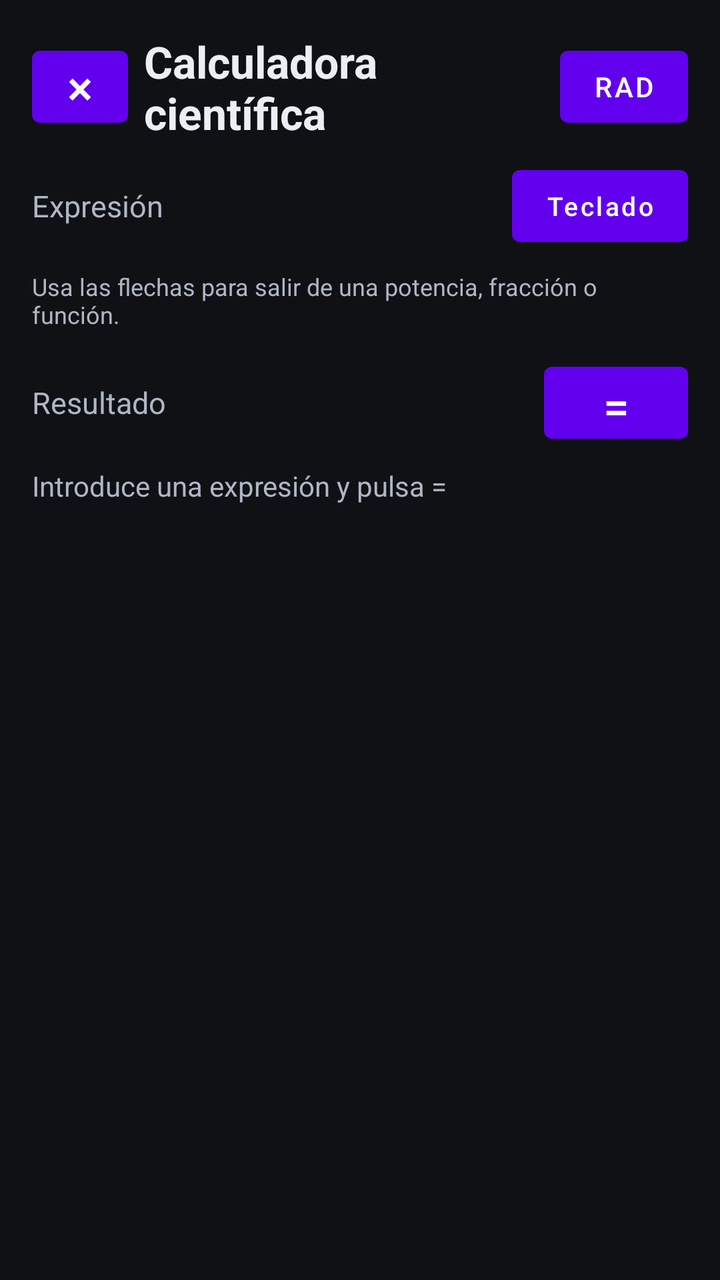
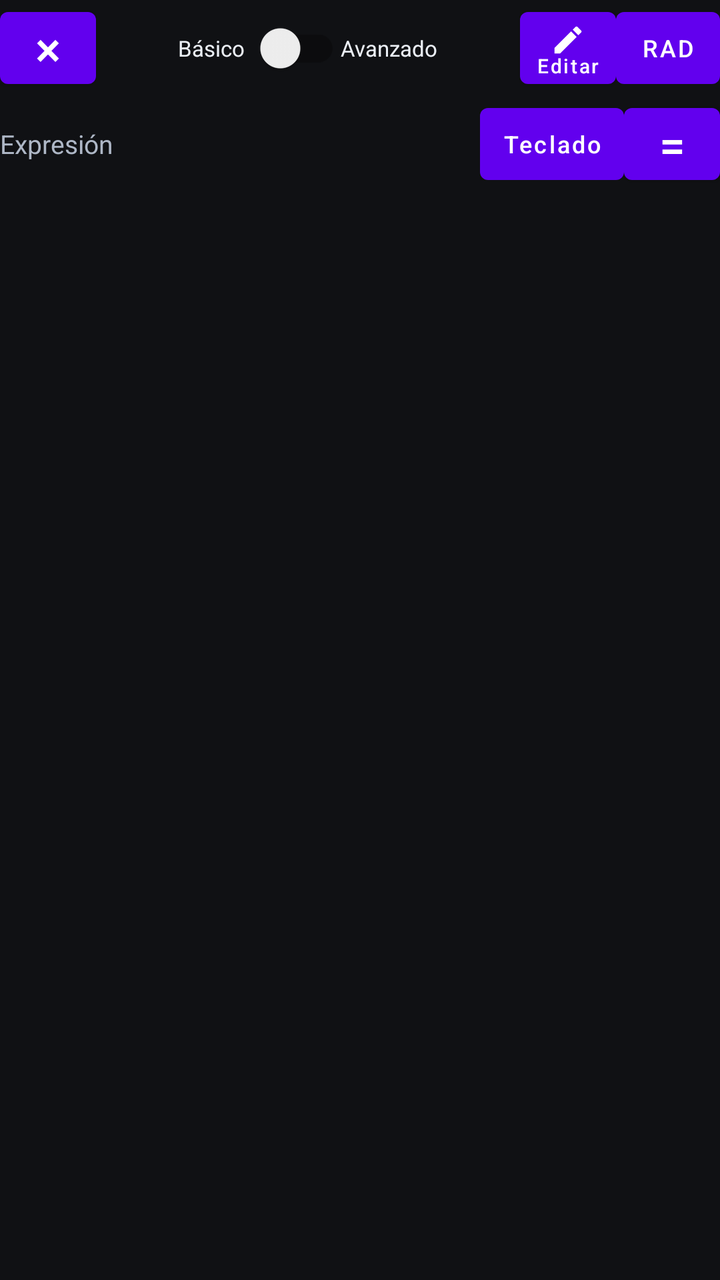

Two renders of the same Android screen: before a commit and after it. Below are the layout's source before the change and the commit's diff.
<!-- AndroidManifest.xml: activity theme Theme.LearnGraphicsProgramming.Calculator -->
<!-- res/layout/activity_calculator.xml -->
<?xml version="1.0" encoding="utf-8"?>
<FrameLayout xmlns:android="http://schemas.android.com/apk/res/android"
    android:layout_width="match_parent"
    android:layout_height="match_parent">

    <ScrollView
        android:id="@+id/calculator_scroll"
        android:layout_width="match_parent"
        android:layout_height="match_parent"
        android:background="#101114"
        android:clipToPadding="false"
        android:fillViewport="true">

        <LinearLayout
            android:layout_width="match_parent"
            android:layout_height="wrap_content"
            android:orientation="vertical"
            android:padding="16dp">

            <LinearLayout
                android:layout_width="match_parent"
                android:layout_height="wrap_content"
                android:gravity="center_vertical"
                android:orientation="horizontal">

                <Button
                    android:id="@+id/calculator_back"
                    android:layout_width="48dp"
                    android:layout_height="48dp"
                    android:contentDescription="@string/calculator_back"
                    android:minWidth="0dp"
                    android:padding="0dp"
                    android:text="×"
                    android:textSize="24sp" />

                <TextView
                    android:layout_width="0dp"
                    android:layout_height="wrap_content"
                    android:layout_weight="1"
                    android:paddingStart="8dp"
                    android:paddingEnd="8dp"
                    android:text="@string/calculator_title"
                    android:textColor="#EBEFF5"
                    android:textSize="22sp"
                    android:textStyle="bold" />

                <Button
                    android:id="@+id/calculator_angle_mode"
                    android:layout_width="64dp"
                    android:layout_height="48dp"
                    android:minWidth="0dp"
                    android:padding="0dp"
                    android:text="@string/calculator_rad"
                    android:textAllCaps="false" />
            </LinearLayout>

            <LinearLayout
                android:id="@+id/calculator_panels"
                android:layout_width="match_parent"
                android:layout_height="wrap_content"
                android:layout_marginTop="8dp"
                android:orientation="vertical">

                <LinearLayout
                    android:id="@+id/calculator_expression_panel"
                    android:layout_width="match_parent"
                    android:layout_height="wrap_content"
                    android:orientation="vertical">

                    <LinearLayout
                        android:layout_width="match_parent"
                        android:layout_height="wrap_content"
                        android:gravity="center_vertical"
                        android:orientation="horizontal">

                        <TextView
                            android:layout_width="0dp"
                            android:layout_height="wrap_content"
                            android:layout_weight="1"
                            android:text="@string/calculator_input_label"
                            android:textColor="#AEB7C6"
                            android:textSize="15sp" />

                        <Button
                            android:id="@+id/calculator_native_keyboard"
                            android:layout_width="wrap_content"
                            android:layout_height="48dp"
                            android:text="@string/calculator_native_keyboard"
                            android:textAllCaps="false"
                            android:textSize="13sp" />
                    </LinearLayout>

                    <HorizontalScrollView
                        android:id="@+id/calculator_input_host"
                        android:layout_width="match_parent"
                        android:layout_height="wrap_content"
                        android:fillViewport="true" />

                    <LinearLayout
                        android:id="@+id/calculator_ime_navigation"
                        android:layout_width="match_parent"
                        android:layout_height="wrap_content"
                        android:orientation="horizontal"
                        android:visibility="gone">

                        <Button
                            android:id="@+id/calculator_ime_left"
                            android:layout_width="0dp"
                            android:layout_height="48dp"
                            android:layout_weight="1"
                            android:text="←" />

                        <Button
                            android:id="@+id/calculator_ime_right"
                            android:layout_width="0dp"
                            android:layout_height="48dp"
                            android:layout_weight="1"
                            android:text="→" />
                    </LinearLayout>

                    <TextView
                        android:layout_width="match_parent"
                        android:layout_height="wrap_content"
                        android:layout_marginTop="8dp"
                        android:text="@string/calculator_navigation_hint"
                        android:textColor="#AEB7C6"
                        android:textSize="12sp" />

                    <LinearLayout
                        android:layout_width="match_parent"
                        android:layout_height="wrap_content"
                        android:layout_marginTop="12dp"
                        android:gravity="center_vertical"
                        android:orientation="horizontal">

                        <TextView
                            android:layout_width="0dp"
                            android:layout_height="wrap_content"
                            android:layout_weight="1"
                            android:text="@string/calculator_result_label"
                            android:textColor="#AEB7C6"
                            android:textSize="15sp" />

                        <Button
                            android:id="@+id/calculator_evaluate"
                            android:layout_width="72dp"
                            android:layout_height="48dp"
                            android:contentDescription="@string/calculator_evaluate"
                            android:minWidth="0dp"
                            android:text="="
                            android:textSize="23sp" />

                        <Button
                            android:id="@+id/calculator_paste_result"
                            android:layout_width="88dp"
                            android:layout_height="48dp"
                            android:layout_marginStart="6dp"
                            android:contentDescription="@string/calculator_paste_result"
                            android:minWidth="0dp"
                            android:text="@string/calculator_paste_result"
                            android:textAllCaps="false"
                            android:visibility="gone" />
                    </LinearLayout>

                    <HorizontalScrollView
                        android:id="@+id/calculator_result_host"
                        android:layout_width="match_parent"
                        android:layout_height="wrap_content"
                        android:fillViewport="true"
                        android:visibility="gone" />

                    <TextView
                        android:id="@+id/calculator_error"
                        android:layout_width="match_parent"
                        android:layout_height="wrap_content"
                        android:layout_marginTop="8dp"
                        android:accessibilityLiveRegion="polite"
                        android:minHeight="32dp"
                        android:text="@string/calculator_empty_result"
                        android:textColor="#AEB7C6"
                        android:textSize="14sp" />
                </LinearLayout>

                <LinearLayout
                    android:id="@+id/calculator_keypad"
                    android:layout_width="match_parent"
                    android:layout_height="wrap_content"
                    android:layout_marginTop="12dp"
                    android:orientation="vertical" />
            </LinearLayout>
        </LinearLayout>
    </ScrollView>
</FrameLayout>
<!-- resources referenced by this layout -->
<resources>
  <string name="calculator_back">Cerrar calculadora</string>
  <string name="calculator_empty_result">Introduce una expresión y pulsa =</string>
  <string name="calculator_evaluate">Calcular</string>
  <string name="calculator_input_label">Expresión</string>
  <string name="calculator_native_keyboard">Teclado</string>
  <string name="calculator_navigation_hint">Usa las flechas para salir de una potencia, fracción o función.</string>
  <string name="calculator_paste_result">Pegar</string>
  <string name="calculator_rad">RAD</string>
  <string name="calculator_result_label">Resultado</string>
  <string name="calculator_title">Calculadora científica</string>
  <style name="Theme.LearnGraphicsProgramming.Calculator" parent="Theme.MaterialComponents.DayNight.Dialog">
          <item name="windowNoTitle">true</item>
          <item name="android:windowIsFloating">false</item>
          <item name="android:windowIsTranslucent">true</item>
          <item name="android:windowCloseOnTouchOutside">true</item>
          <item name="android:windowBackground">@android:color/transparent</item>
          <item name="android:backgroundDimEnabled">true</item>
          <item name="android:windowSoftInputMode">adjustResize</item>
      </style>
</resources>

<!-- the commit's change to res/layout/activity_calculator.xml (unified diff, before → after) -->
@@ -1,193 +1,243 @@
 <?xml version="1.0" encoding="utf-8"?>
 <FrameLayout xmlns:android="http://schemas.android.com/apk/res/android"
+    xmlns:app="http://schemas.android.com/apk/res-auto"
     android:layout_width="match_parent"
     android:layout_height="match_parent">
 
-    <ScrollView
+    <LinearLayout
         android:id="@+id/calculator_scroll"
         android:layout_width="match_parent"
         android:layout_height="match_parent"
         android:background="#101114"
-        android:clipToPadding="false"
-        android:fillViewport="true">
+        android:orientation="vertical">
 
         <LinearLayout
+            android:id="@+id/calculator_header"
             android:layout_width="match_parent"
-            android:layout_height="wrap_content"
-            android:orientation="vertical"
-            android:padding="16dp">
+            android:layout_height="48dp"
+            android:gravity="center_vertical"
+            android:orientation="horizontal">
+
+            <Button
+                android:id="@+id/calculator_back"
+                android:layout_width="48dp"
+                android:layout_height="48dp"
+                android:contentDescription="@string/calculator_back"
+                android:minWidth="0dp"
+                android:padding="0dp"
+                android:text="×"
+                android:textSize="24sp" />
 
             <LinearLayout
+                android:layout_width="0dp"
+                android:layout_height="match_parent"
+                android:layout_weight="1"
+                android:gravity="center"
+                android:orientation="horizontal">
+                <TextView
+                    android:layout_width="wrap_content"
+                    android:layout_height="wrap_content"
+                    android:labelFor="@+id/calculator_advanced_mode"
+                    android:text="@string/calculator_basic_mode"
+                    android:textColor="#EBEFF5"
+                    android:textSize="11sp" />
+                <androidx.appcompat.widget.SwitchCompat
+                    android:id="@id/calculator_advanced_mode"
+                    android:layout_width="48dp"
+                    android:layout_height="48dp"
+                    android:contentDescription="@string/calculator_basic_mode_description"
+                    app:switchMinWidth="40dp" />
+                <TextView
+                    android:layout_width="wrap_content"
+                    android:layout_height="wrap_content"
+                    android:text="@string/calculator_advanced_mode"
+                    android:textColor="#EBEFF5"
+                    android:textSize="11sp" />
+            </LinearLayout>
+
+            <com.google.android.material.button.MaterialButton
+                android:id="@+id/calculator_edit_keys"
+                android:layout_width="48dp"
+                android:layout_height="48dp"
+                android:contentDescription="@string/calculator_edit_keys_description"
+                android:minWidth="0dp"
+                android:padding="0dp"
+                android:text="@string/calculator_edit_keys"
+                android:textAllCaps="false"
+                android:textSize="10sp"
+                app:icon="@drawable/ic_calculator_edit"
+                app:iconGravity="textTop"
+                app:iconPadding="0dp"
+                app:iconSize="18dp" />
+
+            <Button
+                android:id="@+id/calculator_angle_mode"
+                android:layout_width="52dp"
+                android:layout_height="48dp"
+                android:minWidth="0dp"
+                android:padding="0dp"
+                android:text="@string/calculator_rad"
+                android:textAllCaps="false"
+                android:textSize="12sp" />
+        </LinearLayout>
+
+        <LinearLayout
+            android:id="@+id/calculator_panels"
+            android:layout_width="match_parent"
+            android:layout_height="0dp"
+            android:layout_weight="1"
+            android:orientation="vertical">
+
+            <LinearLayout
+                android:id="@+id/calculator_expression_panel"
                 android:layout_width="match_parent"
                 android:layout_height="wrap_content"
-                android:gravity="center_vertical"
-                android:orientation="horizontal">
-
-                <Button
-                    android:id="@+id/calculator_back"
-                    android:layout_width="48dp"
+                android:orientation="vertical">
+
+                <LinearLayout
+                    android:layout_width="match_parent"
                     android:layout_height="48dp"
-                    android:contentDescription="@string/calculator_back"
-                    android:minWidth="0dp"
-                    android:padding="0dp"
-                    android:text="×"
-                    android:textSize="24sp" />
-
-                <TextView
-                    android:layout_width="0dp"
-                    android:layout_height="wrap_content"
-                    android:layout_weight="1"
-                    android:paddingStart="8dp"
-                    android:paddingEnd="8dp"
-                    android:text="@string/calculator_title"
-                    android:textColor="#EBEFF5"
-                    android:textSize="22sp"
-                    android:textStyle="bold" />
-
-                <Button
-                    android:id="@+id/calculator_angle_mode"
-                    android:layout_width="64dp"
-                    android:layout_height="48dp"
-                    android:minWidth="0dp"
-                    android:padding="0dp"
-                    android:text="@string/calculator_rad"
-                    android:textAllCaps="false" />
-            </LinearLayout>
-
-            <LinearLayout
-                android:id="@+id/calculator_panels"
-                android:layout_width="match_parent"
-                android:layout_height="wrap_content"
-                android:layout_marginTop="8dp"
-                android:orientation="vertical">
-
-                <LinearLayout
-                    android:id="@+id/calculator_expression_panel"
-                    android:layout_width="match_parent"
-                    android:layout_height="wrap_content"
-                    android:orientation="vertical">
-
-                    <LinearLayout
-                        android:layout_width="match_parent"
-                        android:layout_height="wrap_content"
-                        android:gravity="center_vertical"
-                        android:orientation="horizontal">
-
-                        <TextView
-                            android:layout_width="0dp"
-                            android:layout_height="wrap_content"
-                            android:layout_weight="1"
-                            android:text="@string/calculator_input_label"
-                            android:textColor="#AEB7C6"
-                            android:textSize="15sp" />
-
-                        <Button
-                            android:id="@+id/calculator_native_keyboard"
-                            android:layout_width="wrap_content"
-                            android:layout_height="48dp"
-                            android:text="@string/calculator_native_keyboard"
-                            android:textAllCaps="false"
-                            android:textSize="13sp" />
-                    </LinearLayout>
-
-                    <HorizontalScrollView
-                        android:id="@+id/calculator_input_host"
-                        android:layout_width="match_parent"
-                        android:layout_height="wrap_content"
-                        android:fillViewport="true" />
-
-                    <LinearLayout
-                        android:id="@+id/calculator_ime_navigation"
-                        android:layout_width="match_parent"
-                        android:layout_height="wrap_content"
-                        android:orientation="horizontal"
-                        android:visibility="gone">
-
-                        <Button
-                            android:id="@+id/calculator_ime_left"
-                            android:layout_width="0dp"
-                            android:layout_height="48dp"
-                            android:layout_weight="1"
-                            android:text="←" />
-
-                        <Button
-                            android:id="@+id/calculator_ime_right"
-                            android:layout_width="0dp"
-                            android:layout_height="48dp"
-                            android:layout_weight="1"
-                            android:text="→" />
-                    </LinearLayout>
-
+                    android:gravity="center_vertical"
+                    android:orientation="horizontal">
                     <TextView
-                        android:layout_width="match_parent"
-                        android:layout_height="wrap_content"
-                        android:layout_marginTop="8dp"
-                        android:text="@string/calculator_navigation_hint"
+                        android:layout_width="0dp"
+                        android:layout_height="wrap_content"
+                        android:layout_weight="1"
+                        android:text="@string/calculator_input_label"
                         android:textColor="#AEB7C6"
+                        android:textSize="13sp" />
+                    <Button
+                        android:id="@+id/calculator_native_keyboard"
+                        android:layout_width="72dp"
+                        android:layout_height="48dp"
+                        android:minWidth="0dp"
+                        android:padding="0dp"
+                        android:text="@string/calculator_native_keyboard"
+                        android:textAllCaps="false"
                         android:textSize="12sp" />
-
-                    <LinearLayout
-                        android:layout_width="match_parent"
-                        android:layout_height="wrap_content"
-                        android:layout_marginTop="12dp"
-                        android:gravity="center_vertical"
-                        android:orientation="horizontal">
-
-                        <TextView
-                            android:layout_width="0dp"
-                            android:layout_height="wrap_content"
-                            android:layout_weight="1"
-                            android:text="@string/calculator_result_label"
-                            android:textColor="#AEB7C6"
-                            android:textSize="15sp" />
-
-                        <Button
-                            android:id="@+id/calculator_evaluate"
-                            android:layout_width="72dp"
-                            android:layout_height="48dp"
-                            android:contentDescription="@string/calculator_evaluate"
-                            android:minWidth="0dp"
-                            android:text="="
-                            android:textSize="23sp" />
-
-                        <Button
-                            android:id="@+id/calculator_paste_result"
-                            android:layout_width="88dp"
-                            android:layout_height="48dp"
-                            android:layout_marginStart="6dp"
-                            android:contentDescription="@string/calculator_paste_result"
-                            android:minWidth="0dp"
-                            android:text="@string/calculator_paste_result"
-                            android:textAllCaps="false"
-                            android:visibility="gone" />
-                    </LinearLayout>
-
+                    <Button
+                        android:id="@+id/calculator_evaluate"
+                        android:layout_width="48dp"
+                        android:layout_height="48dp"
+                        android:contentDescription="@string/calculator_evaluate"
+                        android:minWidth="0dp"
+                        android:padding="0dp"
+                        android:text="="
+                        android:textSize="23sp" />
+                    <Button
+                        android:id="@+id/calculator_paste_result"
+                        android:layout_width="72dp"
+                        android:layout_height="48dp"
+                        android:contentDescription="@string/calculator_paste_result"
+                        android:minWidth="0dp"
+                        android:padding="0dp"
+                        android:text="@string/calculator_paste_result"
+                        android:textAllCaps="false"
+                        android:textSize="12sp"
+                        android:visibility="gone" />
+                </LinearLayout>
+
+                <HorizontalScrollView
+                    android:id="@+id/calculator_input_host"
+                    android:layout_width="match_parent"
+                    android:layout_height="wrap_content"
+                    android:fillViewport="true" />
+
+                <LinearLayout
+                    android:id="@+id/calculator_ime_navigation"
+                    android:layout_width="match_parent"
+                    android:layout_height="40dp"
+                    android:orientation="horizontal"
+                    android:visibility="gone">
+                    <Button
+                        android:id="@+id/calculator_ime_left"
+                        android:layout_width="0dp"
+                        android:layout_height="40dp"
+                        android:layout_weight="1"
+                        android:text="←" />
+                    <Button
+                        android:id="@+id/calculator_ime_right"
+                        android:layout_width="0dp"
+                        android:layout_height="40dp"
+                        android:layout_weight="1"
+                        android:text="→" />
+                </LinearLayout>
+
+                <LinearLayout
+                    android:id="@+id/calculator_result_row"
+                    android:layout_width="match_parent"
+                    android:layout_height="wrap_content"
+                    android:gravity="center_vertical"
+                    android:orientation="horizontal"
+                    android:visibility="gone">
+                    <TextView
+                        android:layout_width="wrap_content"
+                        android:layout_height="wrap_content"
+                        android:text="@string/calculator_result_label"
+                        android:textColor="#AEB7C6"
+                        android:textSize="13sp" />
                     <HorizontalScrollView
                         android:id="@+id/calculator_result_host"
-                        android:layout_width="match_parent"
-                        android:layout_height="wrap_content"
+                        android:layout_width="0dp"
+                        android:layout_height="wrap_content"
+                        android:layout_weight="1"
                         android:fillViewport="true"
                         android:visibility="gone" />
-
-                    <TextView
-                        android:id="@+id/calculator_error"
+                </LinearLayout>
+
+                <TextView
+                    android:id="@+id/calculator_error"
+                    android:layout_width="match_parent"
+                    android:layout_height="wrap_content"
+                    android:accessibilityLiveRegion="polite"
+                    android:textColor="#FFA6A6"
+                    android:textSize="14sp"
+                    android:visibility="gone" />
+            </LinearLayout>
+
+            <LinearLayout
+                android:id="@+id/calculator_keypad_area"
+                android:layout_width="match_parent"
+                android:layout_height="0dp"
+                android:layout_weight="1"
+                android:orientation="vertical">
+                <LinearLayout
+                    android:id="@+id/calculator_edit_scroll_controls"
+                    android:layout_width="match_parent"
+                    android:layout_height="40dp"
+                    android:gravity="end"
+                    android:orientation="horizontal"
+                    android:visibility="gone">
+                    <Button
+                        android:id="@+id/calculator_edit_scroll_up"
+                        android:layout_width="48dp"
+                        android:layout_height="40dp"
+                        android:contentDescription="@string/calculator_scroll_keys_up"
+                        android:minWidth="0dp"
+                        android:padding="0dp"
+                        android:text="↑" />
+                    <Button
+                        android:id="@+id/calculator_edit_scroll_down"
+                        android:layout_width="48dp"
+                        android:layout_height="40dp"
+                        android:contentDescription="@string/calculator_scroll_keys_down"
+                        android:minWidth="0dp"
+                        android:padding="0dp"
+                        android:text="↓" />
+                </LinearLayout>
+                <ScrollView
+                    android:id="@+id/calculator_keypad_scroll"
+                    android:layout_width="match_parent"
+                    android:layout_height="0dp"
+                    android:layout_weight="1"
+                    android:fillViewport="false">
+                    <LinearLayout
+                        android:id="@+id/calculator_keypad"
                         android:layout_width="match_parent"
                         android:layout_height="wrap_content"
-                        android:layout_marginTop="8dp"
-                        android:accessibilityLiveRegion="polite"
-                        android:minHeight="32dp"
-                        android:text="@string/calculator_empty_result"
-                        android:textColor="#AEB7C6"
-                        android:textSize="14sp" />
-                </LinearLayout>
-
-                <LinearLayout
-                    android:id="@+id/calculator_keypad"
-                    android:layout_width="match_parent"
-                    android:layout_height="wrap_content"
-                    android:layout_marginTop="12dp"
-                    android:orientation="vertical" />
+                        android:orientation="vertical" />
+                </ScrollView>
             </LinearLayout>
         </LinearLayout>
-    </ScrollView>
+    </LinearLayout>
 </FrameLayout>
<!-- resource entries referenced after the edit -->
@@ -1,15 +1,26 @@
 <!-- resources referenced by this layout -->
 <resources>
+  <!-- drawable ic_calculator_edit (drawable) -->
+  <vector xmlns:android="http://schemas.android.com/apk/res/android"
+      android:width="24dp" android:height="24dp"
+      android:viewportWidth="24" android:viewportHeight="24">
+      <path android:fillColor="#EBEFF5"
+          android:pathData="M3,17.25V21h3.75L17.81,9.94l-3.75,-3.75L3,17.25zM20.71,7.04c0.39,-0.39 0.39,-1.02 0,-1.41l-2.34,-2.34c-0.39,-0.39 -1.02,-0.39 -1.41,0l-1.83,1.83 3.75,3.75 1.83,-1.83z" />
+  </vector>
+  <string name="calculator_advanced_mode">Avanzado</string>
   <string name="calculator_back">Cerrar calculadora</string>
-  <string name="calculator_empty_result">Introduce una expresión y pulsa =</string>
+  <string name="calculator_basic_mode">Básico</string>
+  <string name="calculator_basic_mode_description">Modo básico. Activa para mostrar las herramientas avanzadas.</string>
+  <string name="calculator_edit_keys">Editar</string>
+  <string name="calculator_edit_keys_description">Editar el orden de las teclas</string>
   <string name="calculator_evaluate">Calcular</string>
   <string name="calculator_input_label">Expresión</string>
   <string name="calculator_native_keyboard">Teclado</string>
-  <string name="calculator_navigation_hint">Usa las flechas para salir de una potencia, fracción o función.</string>
   <string name="calculator_paste_result">Pegar</string>
   <string name="calculator_rad">RAD</string>
   <string name="calculator_result_label">Resultado</string>
-  <string name="calculator_title">Calculadora científica</string>
+  <string name="calculator_scroll_keys_down">Desplazar teclas hacia abajo</string>
+  <string name="calculator_scroll_keys_up">Desplazar teclas hacia arriba</string>
   <style name="Theme.LearnGraphicsProgramming.Calculator" parent="Theme.MaterialComponents.DayNight.Dialog">
           <item name="windowNoTitle">true</item>
           <item name="android:windowIsFloating">false</item>
